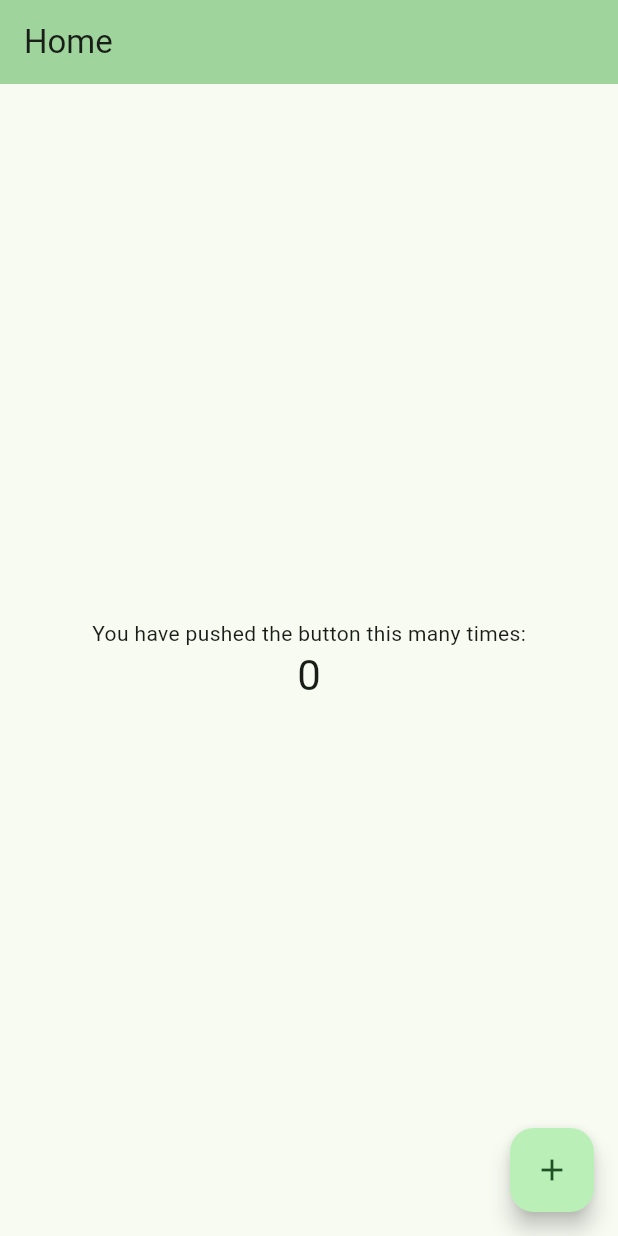
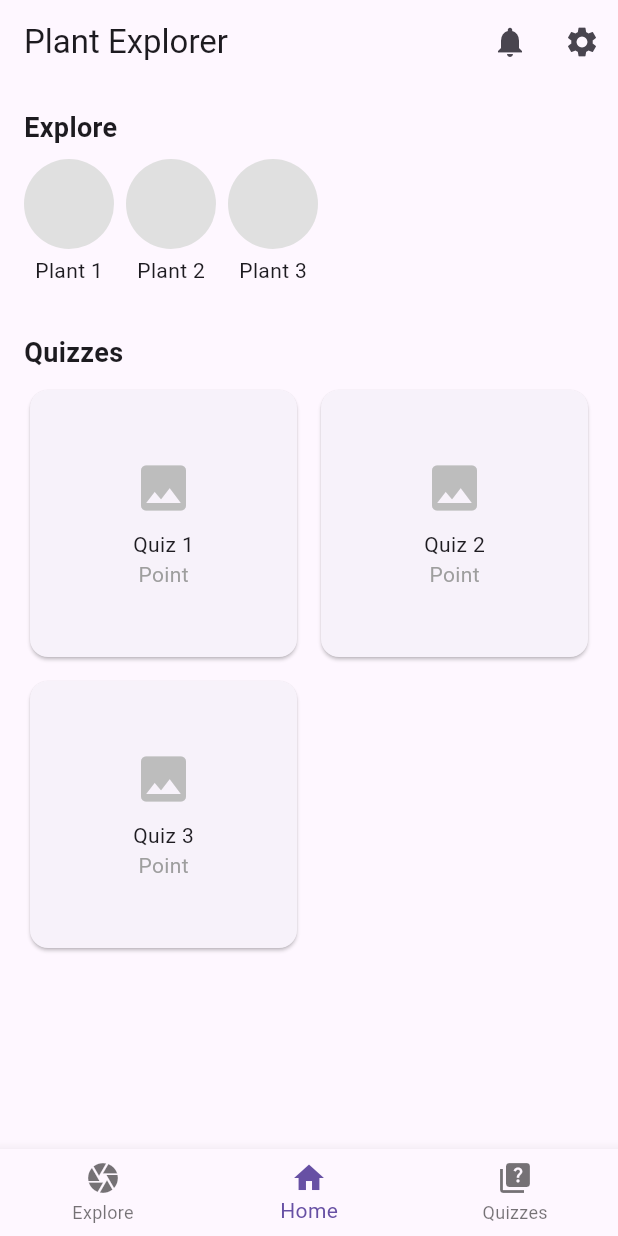
Before and after one commit to mdponz04/Plant-Explorer-android, a Flutter app: the screen it shows after launch, on a phone screen of 412 x 824 dp. Run offline on Flutter 3.47's test engine with Material 3 defaults, Android fonts, the phone set to English and light mode, and no system bars.

Commit message:
Home Screen

```diff
--- a/lib/main.dart
+++ b/lib/main.dart
@@ -1,126 +1,114 @@
 import 'package:flutter/material.dart';
 
 void main() {
-  runApp(const MyApp());
+  runApp(MyApp());
 }
 
 class MyApp extends StatelessWidget {
-  const MyApp({super.key});
-
-  // This widget is the root of your application.
   @override
   Widget build(BuildContext context) {
     return MaterialApp(
-      title: 'Plant explore',
-      theme: ThemeData(
-        // This is the theme of your application.
-        //
-        // TRY THIS: Try running your application with "flutter run". You'll see
-        // the application has a purple toolbar. Then, without quitting the app,
-        // try changing the seedColor in the colorScheme below to Colors.green
-        // and then invoke "hot reload" (save your changes or press the "hot
-        // reload" button in a Flutter-supported IDE, or press "r" if you used
-        // the command line to start the app).
-        //
-        // Notice that the counter didn't reset back to zero; the application
-        // state is not lost during the reload. To reset the state, use hot
-        // restart instead.
-        //
-        // This works for code too, not just values: Most code changes can be
-        // tested with just a hot reload.
-        colorScheme: ColorScheme.fromSeed(
-            seedColor: const Color.fromARGB(255, 50, 192, 81)),
-        useMaterial3: true,
-      ),
-      home: const MyHomePage(title: 'Home'),
+      debugShowCheckedModeBanner: false,
+      home: HomePage(),
     );
   }
 }
 
-class MyHomePage extends StatefulWidget {
-  const MyHomePage({super.key, required this.title});
-
-  // This widget is the home page of your application. It is stateful, meaning
-  // that it has a State object (defined below) that contains fields that affect
-  // how it looks.
-
-  // This class is the configuration for the state. It holds the values (in this
-  // case the title) provided by the parent (in this case the App widget) and
-  // used by the build method of the State. Fields in a Widget subclass are
-  // always marked "final".
-
-  final String title;
-
+class HomePage extends StatefulWidget {
   @override
-  State<MyHomePage> createState() => _MyHomePageState();
+  _HomePageState createState() => _HomePageState();
 }
 
-class _MyHomePageState extends State<MyHomePage> {
-  int _counter = 0;
+class _HomePageState extends State<HomePage> {
+  int _selectedIndex = 1;
 
-  void _incrementCounter() {
+  void _onItemTapped(int index) {
     setState(() {
-      // This call to setState tells the Flutter framework that something has
-      // changed in this State, which causes it to rerun the build method below
-      // so that the display can reflect the updated values. If we changed
-      // _counter without calling setState(), then the build method would not be
-      // called again, and so nothing would appear to happen.
-      _counter++;
+      _selectedIndex = index;
     });
   }
 
   @override
   Widget build(BuildContext context) {
-    // This method is rerun every time setState is called, for instance as done
-    // by the _incrementCounter method above.
-    //
-    // The Flutter framework has been optimized to make rerunning build methods
-    // fast, so that you can just rebuild anything that needs updating rather
-    // than having to individually change instances of widgets.
     return Scaffold(
       appBar: AppBar(
-        // TRY THIS: Try changing the color here to a specific color (to
-        // Colors.amber, perhaps?) and trigger a hot reload to see the AppBar
-        // change color while the other colors stay the same.
-        backgroundColor: Theme.of(context).colorScheme.inversePrimary,
-        // Here we take the value from the MyHomePage object that was created by
-        // the App.build method, and use it to set our appbar title.
-        title: Text(widget.title),
+        title: Text("Plant Explorer"),
+        actions: [
+          IconButton(icon: Icon(Icons.notifications), onPressed: () {}),
+          IconButton(icon: Icon(Icons.settings), onPressed: () {}),
+        ],
       ),
-      body: Center(
-        // Center is a layout widget. It takes a single child and positions it
-        // in the middle of the parent.
+      bottomNavigationBar: BottomNavigationBar(
+        currentIndex: _selectedIndex,
+        onTap: _onItemTapped,
+        items: [
+          BottomNavigationBarItem(icon: Icon(Icons.camera), label: "Explore"),
+          BottomNavigationBarItem(icon: Icon(Icons.home), label: "Home"),
+          BottomNavigationBarItem(icon: Icon(Icons.quiz), label: "Quizzes"),
+        ],
+      ),
+      body: Padding(
+        padding: const EdgeInsets.all(16.0),
         child: Column(
-          // Column is also a layout widget. It takes a list of children and
-          // arranges them vertically. By default, it sizes itself to fit its
-          // children horizontally, and tries to be as tall as its parent.
-          //
-          // Column has various properties to control how it sizes itself and
-          // how it positions its children. Here we use mainAxisAlignment to
-          // center the children vertically; the main axis here is the vertical
-          // axis because Columns are vertical (the cross axis would be
-          // horizontal).
-          //
-          // TRY THIS: Invoke "debug painting" (choose the "Toggle Debug Paint"
-          // action in the IDE, or press "p" in the console), to see the
-          // wireframe for each widget.
-          mainAxisAlignment: MainAxisAlignment.center,
-          children: <Widget>[
-            const Text(
-              'You have pushed the button this many times:',
+          crossAxisAlignment: CrossAxisAlignment.start,
+          children: [
+            Text("Explore",
+                style: TextStyle(fontSize: 18, fontWeight: FontWeight.bold)),
+            SizedBox(height: 8),
+            Container(
+              height: 100,
+              child: ListView(
+                scrollDirection: Axis.horizontal,
+                children: List.generate(
+                    3, (index) => _buildExploreItem("Plant ${index + 1}")),
+              ),
             ),
-            Text(
-              '$_counter',
-              style: Theme.of(context).textTheme.headlineMedium,
+            SizedBox(height: 16),
+            Text("Quizzes",
+                style: TextStyle(fontSize: 18, fontWeight: FontWeight.bold)),
+            SizedBox(height: 8),
+            Expanded(
+              child: GridView.count(
+                crossAxisCount: 2,
+                crossAxisSpacing: 8,
+                mainAxisSpacing: 8,
+                children: List.generate(
+                    3, (index) => _buildQuizItem("Quiz ${index + 1}")),
+              ),
             ),
           ],
         ),
       ),
-      floatingActionButton: FloatingActionButton(
-        onPressed: _incrementCounter,
-        tooltip: 'Increment',
-        child: const Icon(Icons.add),
-      ), // This trailing comma makes auto-formatting nicer for build methods.
+    );
+  }
+
+  Widget _buildExploreItem(String title) {
+    return Padding(
+      padding: const EdgeInsets.only(right: 8.0),
+      child: Column(
+        children: [
+          CircleAvatar(radius: 30, backgroundColor: Colors.grey.shade300),
+          SizedBox(height: 4),
+          Text(title),
+        ],
+      ),
+    );
+  }
+
+  Widget _buildQuizItem(String title) {
+    return Card(
+      shape: RoundedRectangleBorder(borderRadius: BorderRadius.circular(12)),
+      child: Center(
+        child: Column(
+          mainAxisSize: MainAxisSize.min,
+          children: [
+            Icon(Icons.image, size: 40, color: Colors.grey.shade400),
+            SizedBox(height: 8),
+            Text(title),
+            Text("Point", style: TextStyle(color: Colors.grey)),
+          ],
+        ),
+      ),
     );
   }
 }
```
Also changed, not shown: pubspec.lock.
